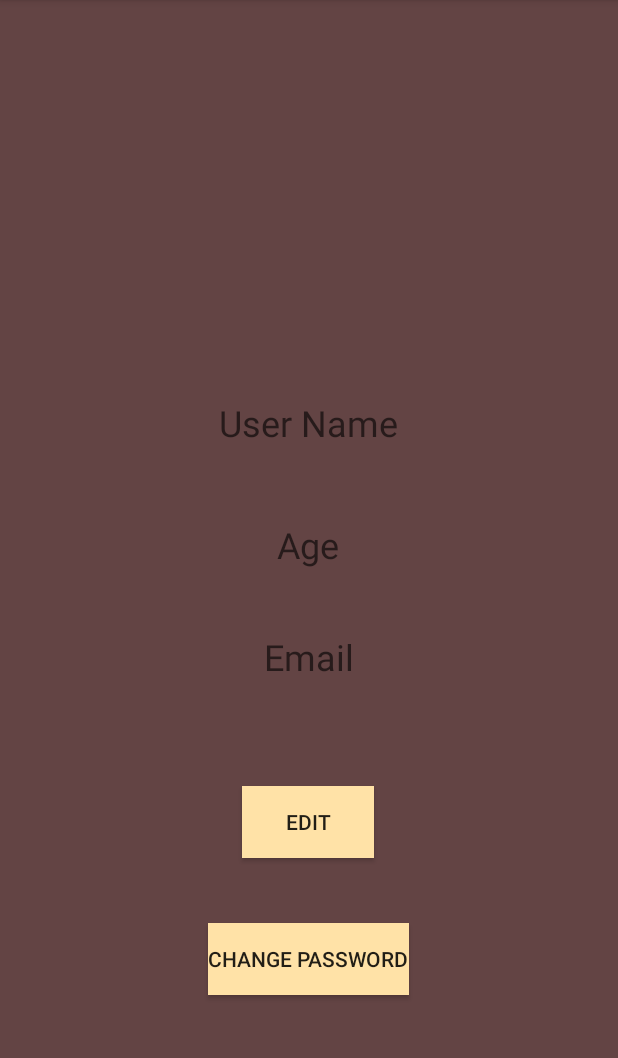
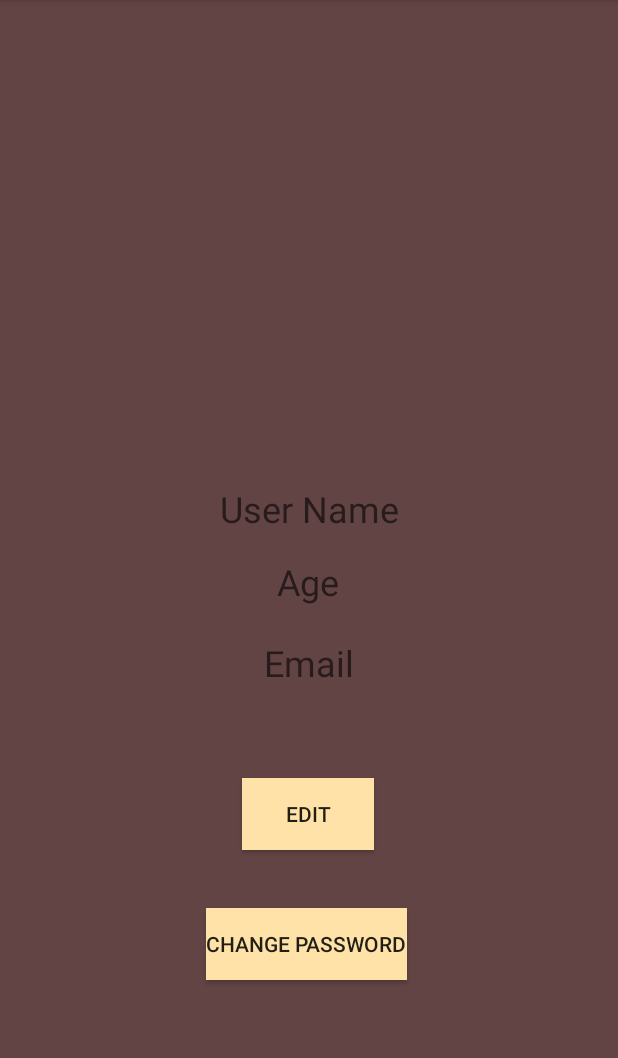
Before and after one commit to batrisyiaeca/gp5, an Android app: the screen it shows after launch once a user with an empty profile is signed in (ProfileActivity), in the options menu, after a tap on "Profile", on a phone screen of 412 x 824 dp, the part 84-1142 px from its top. Run offline under Robolectric (Android 15) with nearby library versions, the phone set to English and light mode, and no system bars; our stand-ins replace AdMob, Firebase (no records; nobody signed in at launch, a user with empty details on screens opened directly); 3 statements that could not run were skipped.

Commit message:
UPLOAD FIX CODE - REGISTRATION FIX PART IMAGE VIEW CORRUPT REPLACE WITH NEW IMAGE VIEW - PROFILE ACITIVITY FIX IN .JAVA  AND XML FILES, PROBLEM WITH LAYOUT WIDTH AND HEIGHT

```diff
--- a/app/src/main/java/com/example/group5/ProfileActivity.java
+++ b/app/src/main/java/com/example/group5/ProfileActivity.java
@@ -1,6 +1,7 @@
 package com.example.group5;
 
 import androidx.annotation.NonNull;
+import androidx.annotation.Nullable;
 import androidx.appcompat.app.AppCompatActivity;
 
 import android.content.Intent;
@@ -39,7 +40,6 @@ public class ProfileActivity extends AppCompatActivity {
     private FirebaseAuth firebaseAuth;
     private FirebaseDatabase firebaseDatabase;
     private FirebaseStorage firebaseStorage;
-    private ImageView updateProfilePic;
     private static int PICK_IMAGE = 123;
     Uri imagePath;
     private StorageReference storageReference;
--- a/app/src/main/res/layout/activity_profile.xml
+++ b/app/src/main/res/layout/activity_profile.xml
@@ -11,15 +11,14 @@
         android:id="@+id/btnProfileUpdate"
         android:layout_width="wrap_content"
         android:layout_height="wrap_content"
-        android:layout_marginTop="70dp"
         android:background="#FFE2A7"
         android:text="Edit"
-        app:layout_constraintBottom_toBottomOf="parent"
+        app:layout_constraintBottom_toTopOf="@+id/btnChangePassword"
         app:layout_constraintEnd_toEndOf="parent"
         app:layout_constraintHorizontal_bias="0.498"
         app:layout_constraintStart_toStartOf="parent"
-        app:layout_constraintTop_toBottomOf="@+id/tvProfileEmail"
-        app:layout_constraintVertical_bias="0.0" />
+        app:layout_constraintTop_toTopOf="parent"
+        app:layout_constraintVertical_bias="0.931" />
 
     <Button
         android:id="@+id/btnChangePassword"
@@ -29,24 +28,24 @@
         android:text="Change Password"
         app:layout_constraintBottom_toBottomOf="parent"
         app:layout_constraintEnd_toEndOf="parent"
-        app:layout_constraintHorizontal_bias="0.498"
+        app:layout_constraintHorizontal_bias="0.494"
         app:layout_constraintStart_toStartOf="parent"
-        app:layout_constraintTop_toBottomOf="@+id/btnProfileUpdate"
-        app:layout_constraintVertical_bias="0.294" />
+        app:layout_constraintTop_toTopOf="parent"
+        app:layout_constraintVertical_bias="0.841" />
 
     <TextView
         android:id="@+id/tvProfileName"
         android:layout_width="wrap_content"
         android:layout_height="wrap_content"
-        android:layout_marginBottom="364dp"
         android:hint="User Name"
         android:textColor="#FFFFFF"
         android:textSize="24sp"
-        app:layout_constraintBottom_toBottomOf="parent"
+        app:layout_constraintBottom_toTopOf="@+id/tvProfileAge"
         app:layout_constraintEnd_toEndOf="parent"
-        app:layout_constraintHorizontal_bias="0.498"
+        app:layout_constraintHorizontal_bias="0.501"
         app:layout_constraintStart_toStartOf="parent"
-        app:layout_constraintTop_toBottomOf="@+id/ivProfilePic" />
+        app:layout_constraintTop_toTopOf="parent"
+        app:layout_constraintVertical_bias="0.953" />
 
     <TextView
         android:id="@+id/tvProfileAge"
@@ -55,12 +54,12 @@
         android:hint="Age"
         android:textColor="#FFFFFF"
         android:textSize="24sp"
-        app:layout_constraintBottom_toBottomOf="parent"
+        app:layout_constraintBottom_toTopOf="@+id/tvProfileEmail"
         app:layout_constraintEnd_toEndOf="parent"
         app:layout_constraintHorizontal_bias="0.498"
         app:layout_constraintStart_toStartOf="parent"
-        app:layout_constraintTop_toBottomOf="@+id/tvProfileName"
-        app:layout_constraintVertical_bias="0.111" />
+        app:layout_constraintTop_toTopOf="parent"
+        app:layout_constraintVertical_bias="0.945" />
 
     <TextView
         android:id="@+id/tvProfileEmail"
@@ -69,22 +68,22 @@
         android:hint="Email"
         android:textColor="#FFFFFF"
         android:textSize="24sp"
-        app:layout_constraintBottom_toBottomOf="parent"
+        app:layout_constraintBottom_toTopOf="@+id/btnProfileUpdate"
         app:layout_constraintEnd_toEndOf="parent"
         app:layout_constraintStart_toStartOf="parent"
-        app:layout_constraintTop_toBottomOf="@+id/tvProfileAge"
-        app:layout_constraintVertical_bias="0.118" />
+        app:layout_constraintTop_toTopOf="parent"
+        app:layout_constraintVertical_bias="0.875" />
 
     <ImageView
         android:id="@+id/ivProfilePic"
-        android:layout_width="wrap_content"
-        android:layout_height="wrap_content"
-        app:layout_constraintBottom_toBottomOf="parent"
+        android:layout_width="160dp"
+        android:layout_height="160dp"
+        app:layout_constraintBottom_toTopOf="@+id/tvProfileName"
         app:layout_constraintEnd_toEndOf="parent"
-        app:layout_constraintHorizontal_bias="0.515"
+        app:layout_constraintHorizontal_bias="0.484"
         app:layout_constraintStart_toStartOf="parent"
         app:layout_constraintTop_toTopOf="parent"
-        app:layout_constraintVertical_bias="0.207"
+        app:layout_constraintVertical_bias="0.669"
         tools:srcCompat="@tools:sample/avatars" />
 
 </androidx.constraintlayout.widget.ConstraintLayout>
--- a/app/src/main/res/layout/activity_registration.xml
+++ b/app/src/main/res/layout/activity_registration.xml
@@ -87,9 +87,10 @@
         android:textStyle="bold"
         app:layout_constraintBottom_toTopOf="@+id/t_username"
         app:layout_constraintEnd_toEndOf="parent"
+        app:layout_constraintHorizontal_bias="0.479"
         app:layout_constraintStart_toStartOf="parent"
         app:layout_constraintTop_toTopOf="parent"
-        app:layout_constraintVertical_bias="0.184" />
+        app:layout_constraintVertical_bias="0.215" />
 
     <EditText
         android:id="@+id/t_age"
@@ -109,11 +110,14 @@
 
     <ImageView
         android:id="@+id/ivProfile"
-        android:layout_width="wrap_content"
-        android:layout_height="wrap_content"
+        android:layout_width="126dp"
+        android:layout_height="102dp"
         app:layout_constraintBottom_toTopOf="@+id/t_username"
         app:layout_constraintEnd_toEndOf="parent"
+        app:layout_constraintHorizontal_bias="0.498"
         app:layout_constraintStart_toStartOf="parent"
         app:layout_constraintTop_toBottomOf="@+id/textView2"
-        tools:srcCompat="@tools:sample/avatars" />
+        app:layout_constraintVertical_bias="0.494"
+        app:srcCompat="@drawable/common_google_signin_btn_icon_dark_focused" />
+
 </androidx.constraintlayout.widget.ConstraintLayout>
```
